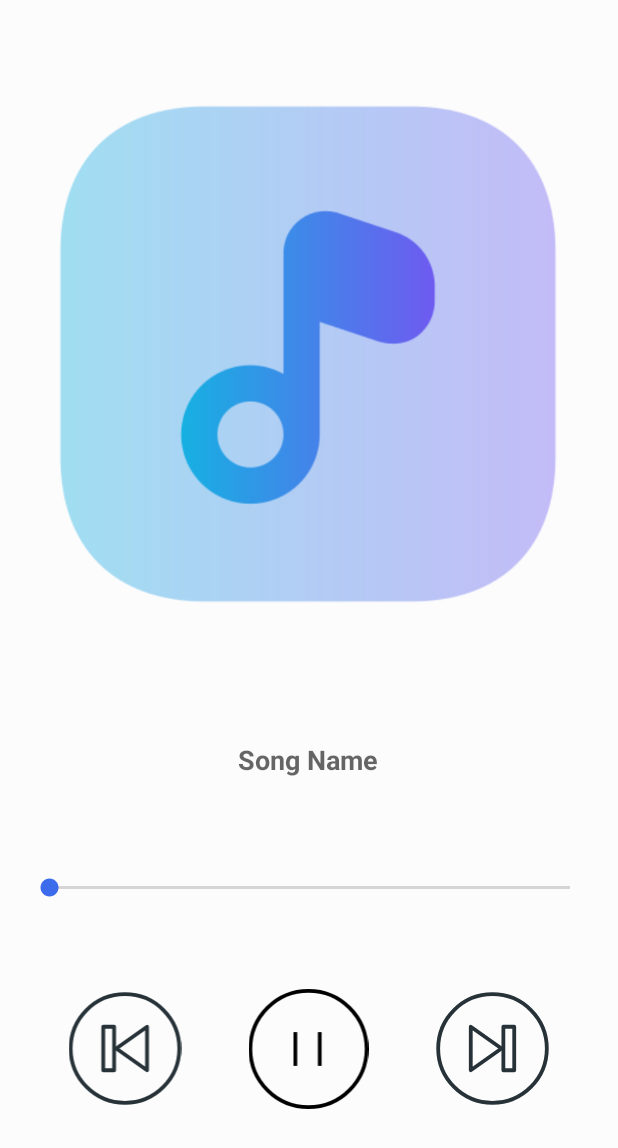
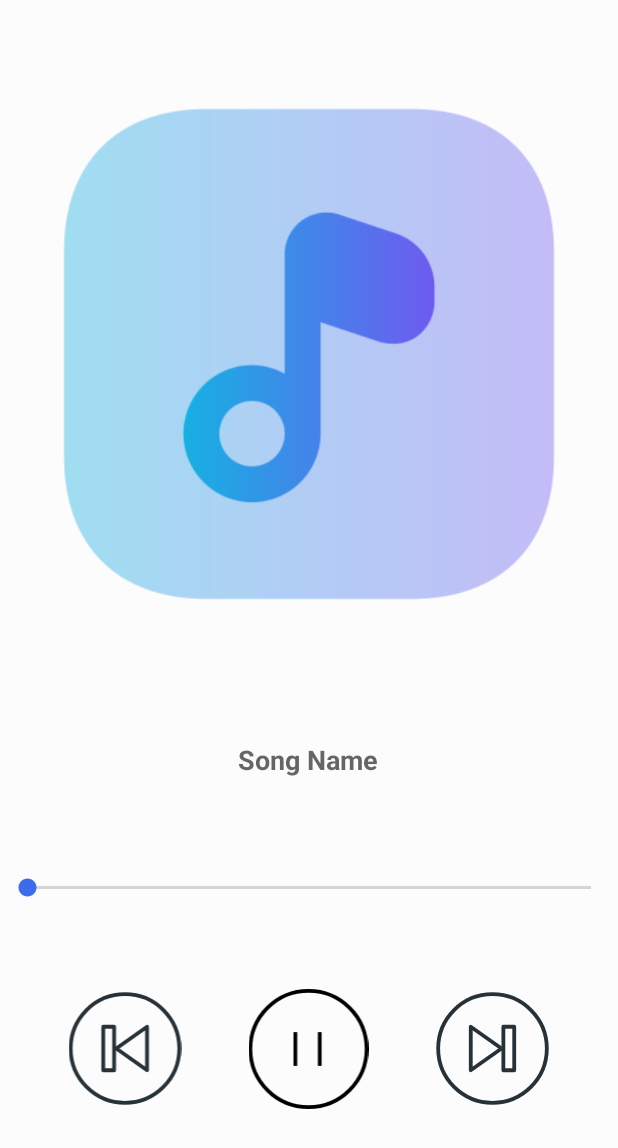
Before and after one commit to amitghasoliya/core_music_java_android, an Android app: the Play_Music screen opened directly, with no data from a screen before it, on a phone screen of 412 x 824 dp. Shown: the top 1148 px of the screen. Run offline under Robolectric (Android 15) with nearby library versions, the phone set to English and light mode, and no system bars; 5 statements that could not run were skipped.

Commit message:
few changes

```diff
--- a/Core_Music/app/build.gradle
+++ b/Core_Music/app/build.gradle
@@ -25,11 +25,12 @@ android {
         sourceCompatibility JavaVersion.VERSION_1_8
         targetCompatibility JavaVersion.VERSION_1_8
     }
+    namespace 'com.example.Core_Music'
 }
 
 dependencies {
 
-    implementation 'androidx.appcompat:appcompat:1.5.0'
+    implementation 'androidx.appcompat:appcompat:1.5.1'
     implementation 'com.google.android.material:material:1.8.0'
     implementation 'androidx.constraintlayout:constraintlayout:2.1.4'
     testImplementation 'junit:junit:4.13.2'
--- a/Core_Music/app/src/main/java/com/example/Core_Music/MainActivity.java
+++ b/Core_Music/app/src/main/java/com/example/Core_Music/MainActivity.java
@@ -26,10 +26,6 @@ public class MainActivity extends AppCompatActivity {
     ListView listView ;
     @Override
     protected void onCreate(Bundle savedInstanceState) {
-        //hide the title bar
-        requestWindowFeature(Window.FEATURE_NO_TITLE);
-        getSupportActionBar().hide();
-
         super.onCreate(savedInstanceState);
         setContentView(R.layout.activity_main);
         listView = findViewById(R.id.listView);
@@ -58,7 +54,6 @@ public class MainActivity extends AppCompatActivity {
 //                        ArrayAdapter ad=new ArrayAdapter(this, android.R.layout.simple_expandable_list_item_1,data);
 //                        listVar.setAdapter(ad);
                         listView.setAdapter(adapter);
-                        listView.setBackgroundResource(R.drawable.rounded);
 
                         listView.setOnItemClickListener(new AdapterView.OnItemClickListener() {
 
--- a/Core_Music/app/src/main/java/com/example/Core_Music/Play_Music.java
+++ b/Core_Music/app/src/main/java/com/example/Core_Music/Play_Music.java
@@ -1,13 +1,10 @@
 package com.example.Core_Music;
 
-import android.content.Context;
 import android.content.Intent;
-import android.media.AudioManager;
 import android.media.MediaPlayer;
 import android.net.Uri;
 import android.os.Bundle;
 import android.view.View;
-import android.view.Window;
 import android.widget.ImageView;
 import android.widget.SeekBar;
 import android.widget.TextView;
@@ -29,9 +26,6 @@ public class Play_Music extends AppCompatActivity {
 
     @Override
     protected void onCreate(Bundle savedInstanceState) {
-        //hides the title bar
-        requestWindowFeature(Window.FEATURE_NO_TITLE);
-        getSupportActionBar().hide();
 
         super.onCreate(savedInstanceState);
         setContentView(R.layout.activity_play_music);
@@ -47,7 +41,6 @@ public class Play_Music extends AppCompatActivity {
         textContent = intent.getStringExtra("currentSong");
         songName.setText(textContent);
         songName.setSelected(true);
-
 
         position = intent.getIntExtra("position",0);
         Uri uri = Uri.parse(songs.get(position).toString());
@@ -84,7 +77,6 @@ public class Play_Music extends AppCompatActivity {
         });
 
         updateSeek = new Thread(){
-
             @Override
             public void run() {
                 int currentPosition = 0 ;
@@ -138,7 +130,6 @@ public class Play_Music extends AppCompatActivity {
                 textContent = songs.get(position).getName().toString();
                 play.setImageResource(R.drawable.pause);
                 songName.setText(textContent);
-
             }
         });
 
--- a/Core_Music/app/src/main/res/layout/activity_play_music.xml
+++ b/Core_Music/app/src/main/res/layout/activity_play_music.xml
@@ -70,9 +70,11 @@
 
     <SeekBar
         android:id="@+id/seekBar"
-        android:layout_width="379dp"
+        android:layout_width="0dp"
         android:layout_height="26dp"
+        android:layout_marginStart="2dp"
         android:layout_marginTop="60dp"
+        android:layout_marginEnd="2dp"
         android:paddingLeft="4dp"
         android:paddingRight="4dp"
         app:layout_constraintEnd_toEndOf="parent"
@@ -81,9 +83,11 @@
 
     <ImageView
         android:id="@+id/SongImage"
-        android:layout_width="396dp"
+        android:layout_width="0dp"
         android:layout_height="412dp"
+        android:layout_marginStart="10dp"
         android:layout_marginTop="30dp"
+        android:layout_marginEnd="10dp"
         app:layout_constraintEnd_toEndOf="parent"
         app:layout_constraintHorizontal_bias="0.444"
         app:layout_constraintStart_toStartOf="parent"
--- a/Core_Music/app/src/main/res/values-night/themes.xml
+++ b/Core_Music/app/src/main/res/values-night/themes.xml
@@ -1,6 +1,6 @@
 <resources xmlns:tools="http://schemas.android.com/tools">
     <!-- Base application theme. -->
-    <style name="Theme.Core_Music" parent="Theme.MaterialComponents.DayNight.DarkActionBar">
+    <style name="Theme.Core_Music" parent="Theme.MaterialComponents.DayNight.NoActionBar">
         <!-- Primary brand color. -->
         <item name="colorPrimary">@color/purple_200</item>
         <item name="colorPrimaryVariant">@color/purple_700</item>
--- a/Core_Music/app/src/main/res/values/themes.xml
+++ b/Core_Music/app/src/main/res/values/themes.xml
@@ -1,6 +1,6 @@
 <resources xmlns:tools="http://schemas.android.com/tools">
     <!-- Base application theme. -->
-    <style name="Theme.Core_Music" parent="Theme.MaterialComponents.DayNight.DarkActionBar">
+    <style name="Theme.Core_Music" parent="Theme.MaterialComponents.DayNight.NoActionBar">
         <!-- Primary brand color. -->
         <item name="colorPrimary">@color/purple_200</item>
         <item name="colorPrimaryVariant">@color/purple_700</item>
--- a/Core_Music/gradle.properties
+++ b/Core_Music/gradle.properties
@@ -19,3 +19,5 @@ android.useAndroidX=true
 # resources declared in the library itself and none from the library's dependencies,
 # thereby reducing the size of the R class for that library
 android.nonTransitiveRClass=true
+android.defaults.buildfeatures.buildconfig=true
+android.nonFinalResIds=false
```
Also changed, not shown: Core_Music/app/src/main/AndroidManifest.xml (+7 -9 lines), Core_Music/app/src/main/res/drawable/rounded.xml (+2 -12 lines), Core_Music/app/src/main/res/layout/activity_main.xml (+27 -11 lines), Core_Music/app/src/main/res/drawable/title.png, Core_Music/gradle/wrapper/gradle-wrapper.properties. Lines whose indentation alone changed are shown as unchanged.
